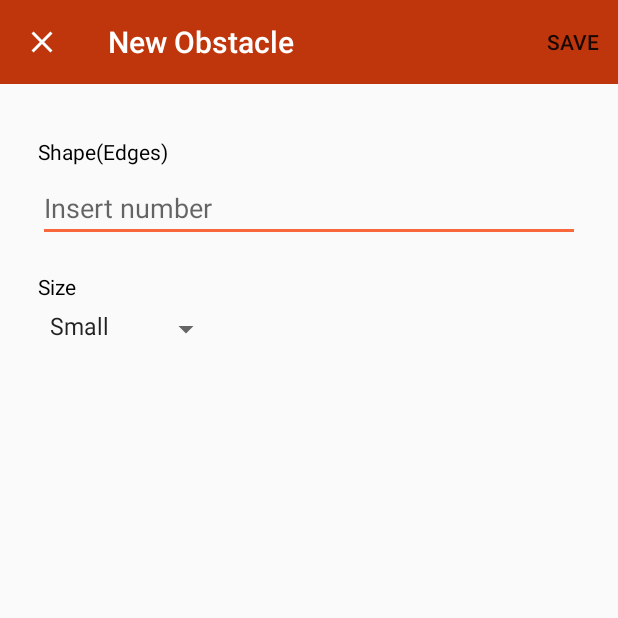
After one commit to Ricc-manc95/IUM_Pregnant_Brains, an Android app: the ObstacleCreation screen opened directly, with no data from a screen before it, on a phone screen of 412 x 824 dp, the top half of it. The commit adds this screen. Run offline under Robolectric (Android 15) with nearby library versions, the phone set to English and light mode, and no system bars.

Commit message:
Add menu obstacle

```diff
--- a/D&DGridManager/app/src/main/AndroidManifest.xml
+++ b/D&DGridManager/app/src/main/AndroidManifest.xml
@@ -22,6 +22,10 @@
         <activity android:name=".PawnCreation">
 
         </activity>
+        <activity android:name=".ObstacleCreation">
+
+        </activity>
     </application>
 
+
 </manifest>
--- a/D&DGridManager/app/src/main/java/com/unica/pregnantbrains/ddgridmanager/CombatGrid.java
+++ b/D&DGridManager/app/src/main/java/com/unica/pregnantbrains/ddgridmanager/CombatGrid.java
@@ -26,6 +26,7 @@ public class CombatGrid extends AppCompatActivity {
 
     private static final String TAG = CombatGrid.class.getSimpleName();
     private static final int NEW_PAWN_REQUEST = 1;
+    private static final int NEW_OBSTACLE_REQUEST=1;
 
     private ActionMode mActionMode;
     private DrawerLayout mDrawerLayout;
@@ -112,6 +113,7 @@ public class CombatGrid extends AppCompatActivity {
                 switch (actionItem.getId()) {
                     case R.id.fab_obstacle:
                         Toast.makeText(CombatGrid.this, "Create Obstacle clicked", Toast.LENGTH_SHORT).show();
+                        newObstacle();
                         mSpeedDialView.close();
                         return true;
                     case R.id.fab_area:
@@ -228,6 +230,10 @@ public class CombatGrid extends AppCompatActivity {
         Intent newPawnIntent = new Intent(this, PawnCreation.class);
         startActivityForResult(newPawnIntent, NEW_PAWN_REQUEST);
     }
+    private void newObstacle() {
+        Intent newObstacleIntent = new Intent(this, ObstacleCreation.class);
+        startActivityForResult(newObstacleIntent, NEW_OBSTACLE_REQUEST);
+    }
 
     private void setUpNavigationView() {
         //Navigation View item listener
--- /dev/null
+++ b/D&DGridManager/app/src/main/java/com/unica/pregnantbrains/ddgridmanager/ObstacleCreation.java
@@ -0,0 +1,62 @@
+package com.unica.pregnantbrains.ddgridmanager;
+
+import android.content.Intent;
+import android.os.Bundle;
+import android.support.v7.app.AppCompatActivity;
+import android.support.v7.widget.Toolbar;
+import android.view.Menu;
+import android.view.MenuItem;
+import android.widget.EditText;
+
+public class ObstacleCreation extends AppCompatActivity {
+    private Toolbar mToolbarObstacle;
+
+    @Override
+    protected void onCreate(Bundle savedInstanceState) {
+        super.onCreate(savedInstanceState);
+
+        setContentView(R.layout.activity_obstacle_creation);
+
+        /**Toolbar*/
+        mToolbarObstacle = (Toolbar) findViewById(R.id.creation_bar_obstacle);
+
+
+        setSupportActionBar(mToolbarObstacle);
+        getSupportActionBar().setDisplayHomeAsUpEnabled(true);
+        getSupportActionBar().setDisplayShowHomeEnabled(true);
+        getSupportActionBar().setTitle("New Obstacle");
+        mToolbarObstacle.setTitleTextColor(0xFFFFFFFF);
+
+    }
+
+    @Override
+    public boolean onCreateOptionsMenu(Menu menu) {
+        // Inflate the menu; this adds items to the action bar if it is present.
+        getMenuInflater().inflate(R.menu.obstacle_creation_menu, menu);
+        return true;
+    }
+
+    @Override
+    public boolean onOptionsItemSelected(MenuItem item) {
+        switch (item.getItemId()) {
+            case android.R.id.home:
+                // todo: goto back activity from here
+
+                Intent intent = new Intent(ObstacleCreation.this, CombatGrid.class);
+                intent.addFlags(Intent.FLAG_ACTIVITY_CLEAR_TOP | Intent.FLAG_ACTIVITY_NEW_TASK);
+                startActivity(intent);
+                finish();
+                return true;
+            case R.id.save_obstacle:
+                /**text = (EditText) findViewById(R.id.pawn_name);
+                Intent returnIntent = new Intent();
+                //returnIntent.putExtra("result", result);
+                setResult(CombatGrid.RESULT_OK, returnIntent);
+                returnIntent.putExtra("result", text.getText().toString());
+                //setResult(CombatGrid.RESULT_CANCELED, returnIntent);
+                finish();*/
+            default:
+                return super.onOptionsItemSelected(item);
+        }
+    }
+}
--- /dev/null
+++ b/D&DGridManager/app/src/main/res/layout/activity_obstacle_creation.xml
@@ -0,0 +1,23 @@
+<?xml version="1.0" encoding="utf-8"?>
+<LinearLayout
+    xmlns:android="http://schemas.android.com/apk/res/android"
+    xmlns:tools="http://schemas.android.com/tools"
+    android:layout_width="match_parent"
+    android:layout_height="match_parent"
+    android:orientation="vertical"
+    tools:context=".ObstacleCreation">
+
+    <include
+        layout="@layout/creation_bar_obstacle"
+        android:layout_width="match_parent"
+        android:layout_height="wrap_content">
+
+
+    </include>
+    <include
+        layout="@layout/creation_obstacle"
+        android:layout_width="match_parent"
+        android:layout_height="wrap_content">
+    </include>
+
+</LinearLayout>
--- /dev/null
+++ b/D&DGridManager/app/src/main/res/layout/creation_bar_obstacle.xml
@@ -0,0 +1,14 @@
+<?xml version="1.0" encoding="utf-8"?>
+<android.support.v7.widget.Toolbar xmlns:android="http://schemas.android.com/apk/res/android"
+    xmlns:tools="http://schemas.android.com/tools"
+    android:id="@+id/creation_bar_obstacle"
+    android:layout_width="match_parent"
+    android:layout_height="wrap_content"
+    android:background="@color/colorPrimary"
+    android:theme="@style/CreationBarTheme">
+
+
+
+
+
+</android.support.v7.widget.Toolbar>
--- /dev/null
+++ b/D&DGridManager/app/src/main/res/layout/creation_obstacle.xml
@@ -0,0 +1,51 @@
+<?xml version="1.0" encoding="utf-8"?>
+<LinearLayout xmlns:android="http://schemas.android.com/apk/res/android"
+    xmlns:tools="http://schemas.android.com/tools"
+    android:layout_width="match_parent"
+    android:layout_height="match_parent"
+    android:layout_marginBottom="20dp"
+    android:layout_marginLeft="20dp"
+    android:layout_marginRight="20dp"
+    android:layout_marginTop="20dp"
+    android:orientation="vertical"
+    android:paddingBottom="25dp"
+    android:paddingLeft="25dp"
+    android:paddingRight="25dp"
+    android:paddingTop="25dp">
+
+
+    <TextView
+        android:id="@+id/shape_obstacle"
+        android:layout_width="match_parent"
+        android:layout_height="wrap_content"
+        android:paddingBottom="5dp"
+        android:paddingTop="10dp"
+        android:text="Shape(Edges)"
+        android:textColor="#000"
+        tools:textColor="@android:color/black" />
+
+    <EditText
+        android:layout_width="match_parent"
+        android:layout_height="wrap_content"
+        android:hint="Insert number"
+        android:inputType="number" />
+
+    <TextView
+        android:id="@+id/size_obstacle"
+        android:layout_width="match_parent"
+        android:layout_height="wrap_content"
+        android:layout_marginTop="10dp"
+        android:paddingBottom="5dp"
+        android:paddingTop="10dp"
+        android:text="Size"
+        android:textColor="#000"
+        tools:textColor="@android:color/black" />
+
+    <Spinner
+        android:layout_width="wrap_content"
+        android:layout_height="wrap_content"
+        android:entries="@array/size_obstacle"
+        android:paddingBottom="5dp"></Spinner>
+
+
+</LinearLayout>
--- a/D&DGridManager/app/src/main/res/layout/creation_text.xml
+++ b/D&DGridManager/app/src/main/res/layout/creation_text.xml
@@ -14,6 +14,7 @@
         android:layout_marginLeft="20dp"
         android:layout_marginRight="20dp"
         android:hint="@string/pawn_name_hint"
+        android:textColorHint="@color/material_white_1000"
         android:textColor="@color/cardview_light_background"
         android:textColorLink="@color/cardview_light_background" />
 </android.support.design.widget.TextInputLayout>
--- /dev/null
+++ b/D&DGridManager/app/src/main/res/menu/obstacle_creation_menu.xml
@@ -0,0 +1,9 @@
+<?xml version="1.0" encoding="utf-8"?>
+<menu xmlns:android="http://schemas.android.com/apk/res/android"
+    xmlns:app="http://schemas.android.com/apk/res-auto">
+    <item
+        android:id="@+id/save_obstacle"
+        android:orderInCategory="100"
+        android:title="@string/creation_save"
+        app:showAsAction="ifRoom"/>
+</menu>
--- a/D&DGridManager/app/src/main/res/values/strings.xml
+++ b/D&DGridManager/app/src/main/res/values/strings.xml
@@ -10,6 +10,7 @@
     <string name="header_title">Header Title</string>
     <string name="pawn_name_hint">Insert name</string>
     <string name="creation_save">SAVE</string>
+    <string name="creation_obstacle">Creation Obstacle</string>
     <string-array name="size_pawn">
         <item>Small</item>
         <item>Medium</item>
@@ -21,4 +22,9 @@
         <item>Est</item>
         <item>Ovest</item>
     </string-array>
+    <string-array name="size_obstacle">
+        <item>Small</item>
+        <item>Medium</item>
+        <item>Large</item>
+    </string-array>
 </resources>
```
